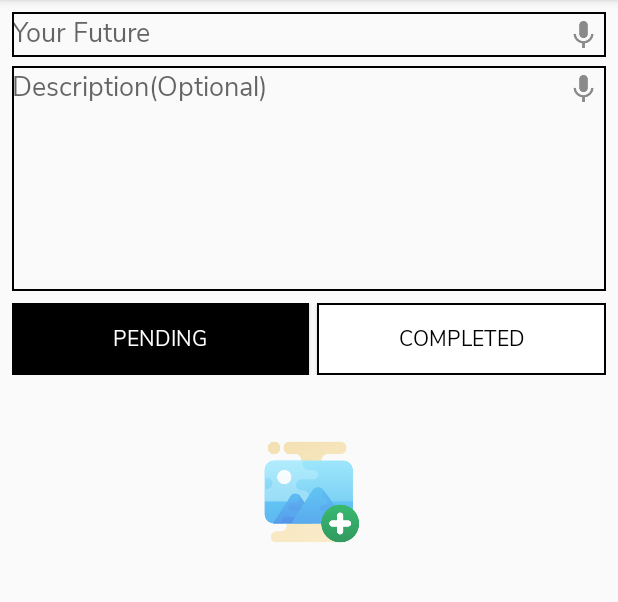
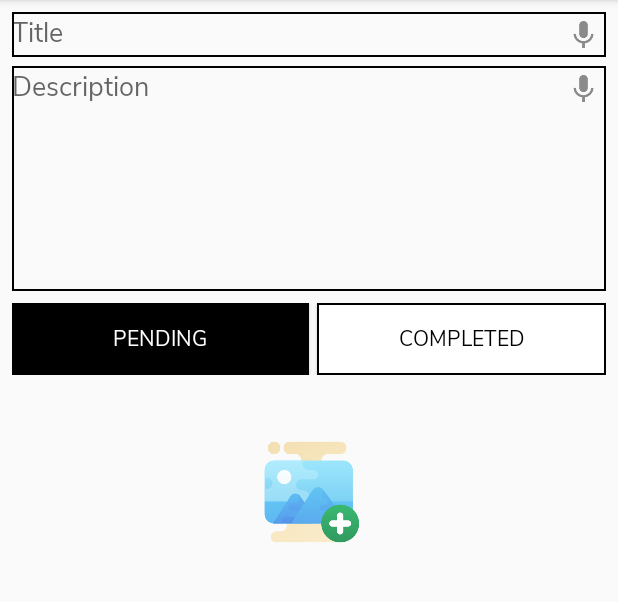
Before and after one commit to feagans/Mobile-Grp10LargeProject, an Android app: the AddGoalActivity screen opened directly, with no data from a screen before it, on a phone screen of 412 x 824 dp, the part 84-686 px from its top. Run offline under Robolectric (Android 15) with nearby library versions, the phone set to English and light mode, and no system bars; our stand-ins replace AdMob, Room's generated code, data binding, sdp/ssp sizes; libraries missing offline, so code that uses them is left out: com.codemybrainsout.ratingdialog, com.google.ads.consent, com.theartofdev.edmodo; pictures from the network do not load; 2 statements that could not run were skipped.

Commit message:
text for bucket list title updated

```diff
--- a/My Vision Board/app/src/main/res/values/strings.xml
+++ b/My Vision Board/app/src/main/res/values/strings.xml
@@ -43,7 +43,7 @@
     <string name="delete_msg">Are you sure want to delete</string>
     <string name="delete_summery">Are you sure you want to delete?</string>
     <string name="demo">demo</string>
-    <string name="description">Description(Optional)</string>
+    <string name="description">Description</string>
     <string name="dialog_negative_text">Cancel</string>
     <string name="dialog_positive_text">OK</string>
     <string name="download">Download</string>
@@ -79,7 +79,7 @@
     <string name="folder_color">Folder color</string>
     <string name="folder_icon">Folder icon</string>
     <string name="folder_name">Folder name</string>
-    <string name="goalHint">Your Future</string>
+    <string name="goalHint">Title</string>
     <string name="home_default_msg">Start your list.</string>
     <string name="i_trust_my_self">I trust my self</string>
     <string name="import_successfully">Import Successfully</string>
```
